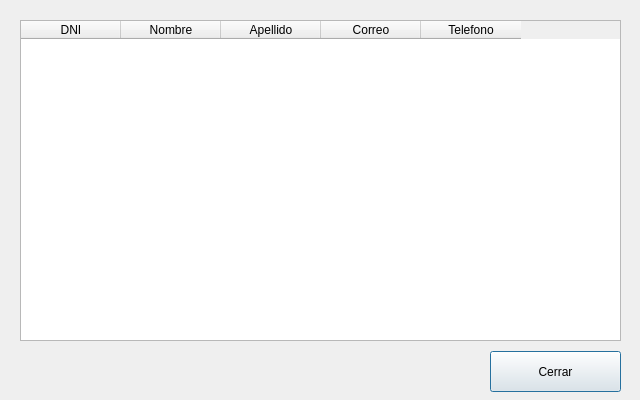
First picture: the form in profesores.ui, repository Martinlop2001/PROYECTO-MASIVO, before the edit.
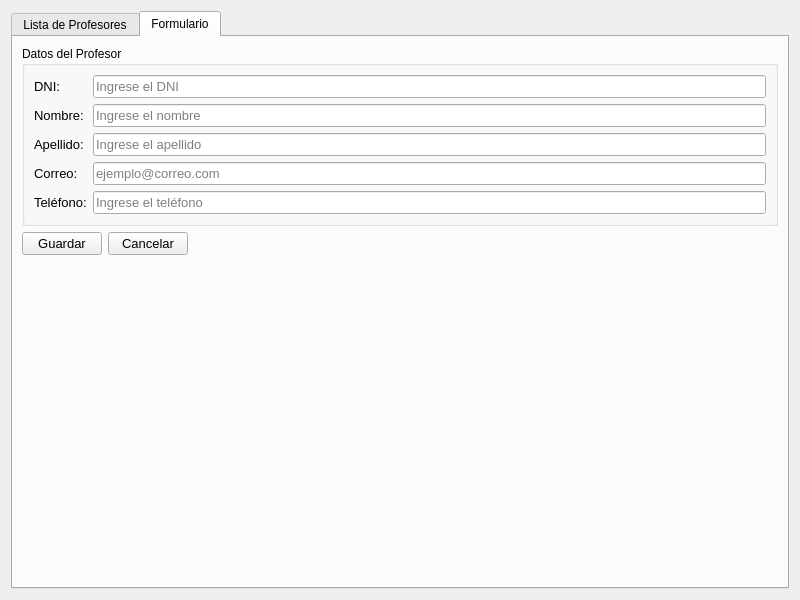
Second picture: the form after the edit.

Commit message: Se agrega la funcionalidad para poder administrar profesores.

The edit to the form file:
```diff
--- a/profesores.ui
+++ b/profesores.ui
@@ -6,70 +6,313 @@
    <rect>
     <x>0</x>
     <y>0</y>
-    <width>640</width>
-    <height>400</height>
+    <width>800</width>
+    <height>600</height>
    </rect>
   </property>
   <property name="minimumSize">
    <size>
-    <width>640</width>
-    <height>400</height>
+    <width>800</width>
+    <height>600</height>
    </size>
   </property>
   <property name="windowTitle">
    <string>Profesores</string>
   </property>
-  <widget class="QPushButton" name="btnCerrar">
-   <property name="geometry">
-    <rect>
-     <x>490</x>
-     <y>351</y>
-     <width>131</width>
-     <height>41</height>
-    </rect>
-   </property>
-   <property name="text">
-    <string>Cerrar</string>
-   </property>
-  </widget>
-  <widget class="QTableWidget" name="tlbProfesores">
-   <property name="geometry">
-    <rect>
-     <x>20</x>
-     <y>20</y>
-     <width>601</width>
-     <height>321</height>
-    </rect>
-   </property>
-   <property name="columnCount">
-    <number>5</number>
-   </property>
-   <column>
-    <property name="text">
-     <string>DNI</string>
-    </property>
-   </column>
-   <column>
-    <property name="text">
-     <string>Nombre</string>
-    </property>
-   </column>
-   <column>
-    <property name="text">
-     <string>Apellido</string>
-    </property>
-   </column>
-   <column>
-    <property name="text">
-     <string>Correo</string>
-    </property>
-   </column>
-   <column>
-    <property name="text">
-     <string>Telefono</string>
-    </property>
-   </column>
-  </widget>
+  <layout class="QVBoxLayout" name="verticalLayout">
+   <item>
+    <widget class="QTabWidget" name="tabWidget">
+     <property name="currentIndex">
+      <number>1</number>
+     </property>
+     <widget class="QWidget" name="tabLista">
+      <attribute name="title">
+       <string>Lista de Profesores</string>
+      </attribute>
+      <layout class="QVBoxLayout" name="verticalLayout_2">
+       <item>
+        <widget class="QTableWidget" name="tlbProfesores">
+         <property name="alternatingRowColors">
+          <bool>true</bool>
+         </property>
+         <property name="selectionBehavior">
+          <enum>QAbstractItemView::SelectRows</enum>
+         </property>
+         <property name="sortingEnabled">
+          <bool>true</bool>
+         </property>
+         <column>
+          <property name="text">
+           <string>DNI</string>
+          </property>
+         </column>
+         <column>
+          <property name="text">
+           <string>Nombre</string>
+          </property>
+         </column>
+         <column>
+          <property name="text">
+           <string>Apellido</string>
+          </property>
+         </column>
+         <column>
+          <property name="text">
+           <string>Correo</string>
+          </property>
+         </column>
+         <column>
+          <property name="text">
+           <string>Teléfono</string>
+          </property>
+         </column>
+        </widget>
+       </item>
+       <item>
+        <layout class="QHBoxLayout" name="horizontalLayout">
+         <item>
+          <widget class="QPushButton" name="btnAgregar">
+           <property name="text">
+            <string>Agregar Profesor</string>
+           </property>
+          </widget>
+         </item>
+         <item>
+          <widget class="QPushButton" name="btnEditar">
+           <property name="text">
+            <string>Editar Profesor</string>
+           </property>
+          </widget>
+         </item>
+         <item>
+          <widget class="QPushButton" name="btnEliminar">
+           <property name="text">
+            <string>Eliminar Profesor</string>
+           </property>
+          </widget>
+         </item>
+         <item>
+          <spacer name="horizontalSpacer">
+           <property name="orientation">
+            <enum>Qt::Horizontal</enum>
+           </property>
+           <property name="sizeHint" stdset="0">
+            <size>
+             <width>40</width>
+             <height>20</height>
+            </size>
+           </property>
+          </spacer>
+         </item>
+         <item>
+          <widget class="QPushButton" name="btnCerrar">
+           <property name="text">
+            <string>Cerrar</string>
+           </property>
+          </widget>
+         </item>
+        </layout>
+       </item>
+      </layout>
+     </widget>
+     <widget class="QWidget" name="tabFormulario">
+      <attribute name="title">
+       <string>Formulario</string>
+      </attribute>
+      <layout class="QVBoxLayout" name="verticalLayout_3">
+       <item>
+        <widget class="QGroupBox" name="groupBox">
+         <property name="font">
+          <font>
+           <pointsize>9</pointsize>
+          </font>
+         </property>
+         <property name="title">
+          <string>Datos del Profesor</string>
+         </property>
+         <layout class="QFormLayout" name="formLayout">
+          <item row="0" column="0">
+           <widget class="QLabel" name="label">
+            <property name="font">
+             <font>
+              <pointsize>10</pointsize>
+             </font>
+            </property>
+            <property name="text">
+             <string>DNI:</string>
+            </property>
+           </widget>
+          </item>
+          <item row="0" column="1">
+           <widget class="QLineEdit" name="txtDNI">
+            <property name="font">
+             <font>
+              <pointsize>10</pointsize>
+             </font>
+            </property>
+            <property name="placeholderText">
+             <string>Ingrese el DNI</string>
+            </property>
+           </widget>
+          </item>
+          <item row="1" column="0">
+           <widget class="QLabel" name="label_2">
+            <property name="font">
+             <font>
+              <pointsize>10</pointsize>
+             </font>
+            </property>
+            <property name="text">
+             <string>Nombre:</string>
+            </property>
+           </widget>
+          </item>
+          <item row="1" column="1">
+           <widget class="QLineEdit" name="txtNombre">
+            <property name="font">
+             <font>
+              <pointsize>10</pointsize>
+             </font>
+            </property>
+            <property name="placeholderText">
+             <string>Ingrese el nombre</string>
+            </property>
+           </widget>
+          </item>
+          <item row="2" column="0">
+           <widget class="QLabel" name="label_3">
+            <property name="font">
+             <font>
+              <pointsize>10</pointsize>
+             </font>
+            </property>
+            <property name="text">
+             <string>Apellido:</string>
+            </property>
+           </widget>
+          </item>
+          <item row="2" column="1">
+           <widget class="QLineEdit" name="txtApellido">
+            <property name="font">
+             <font>
+              <pointsize>10</pointsize>
+             </font>
+            </property>
+            <property name="placeholderText">
+             <string>Ingrese el apellido</string>
+            </property>
+           </widget>
+          </item>
+          <item row="3" column="0">
+           <widget class="QLabel" name="label_4">
+            <property name="font">
+             <font>
+              <pointsize>10</pointsize>
+             </font>
+            </property>
+            <property name="text">
+             <string>Correo:</string>
+            </property>
+           </widget>
+          </item>
+          <item row="3" column="1">
+           <widget class="QLineEdit" name="txtCorreo">
+            <property name="font">
+             <font>
+              <pointsize>10</pointsize>
+             </font>
+            </property>
+            <property name="placeholderText">
+             <string>ejemplo@correo.com</string>
+            </property>
+           </widget>
+          </item>
+          <item row="4" column="0">
+           <widget class="QLabel" name="label_5">
+            <property name="font">
+             <font>
+              <pointsize>10</pointsize>
+             </font>
+            </property>
+            <property name="text">
+             <string>Teléfono:</string>
+            </property>
+           </widget>
+          </item>
+          <item row="4" column="1">
+           <widget class="QLineEdit" name="txtTelefono">
+            <property name="font">
+             <font>
+              <pointsize>10</pointsize>
+             </font>
+            </property>
+            <property name="placeholderText">
+             <string>Ingrese el teléfono</string>
+            </property>
+           </widget>
+          </item>
+         </layout>
+        </widget>
+       </item>
+       <item>
+        <layout class="QHBoxLayout" name="horizontalLayout_2">
+         <item>
+          <widget class="QPushButton" name="btnGuardar">
+           <property name="font">
+            <font>
+             <pointsize>10</pointsize>
+            </font>
+           </property>
+           <property name="text">
+            <string>Guardar</string>
+           </property>
+          </widget>
+         </item>
+         <item>
+          <widget class="QPushButton" name="btnCancelar">
+           <property name="font">
+            <font>
+             <pointsize>10</pointsize>
+            </font>
+           </property>
+           <property name="text">
+            <string>Cancelar</string>
+           </property>
+          </widget>
+         </item>
+         <item>
+          <spacer name="horizontalSpacer_2">
+           <property name="orientation">
+            <enum>Qt::Horizontal</enum>
+           </property>
+           <property name="sizeHint" stdset="0">
+            <size>
+             <width>40</width>
+             <height>20</height>
+            </size>
+           </property>
+          </spacer>
+         </item>
+        </layout>
+       </item>
+       <item>
+        <spacer name="verticalSpacer">
+         <property name="orientation">
+          <enum>Qt::Vertical</enum>
+         </property>
+         <property name="sizeHint" stdset="0">
+          <size>
+           <width>20</width>
+           <height>40</height>
+          </size>
+         </property>
+        </spacer>
+       </item>
+      </layout>
+     </widget>
+    </widget>
+   </item>
+  </layout>
  </widget>
  <resources/>
  <connections/>
```
Left out of the diff: 2 changed lines with no effect on the pictures. The commit also changes 13 other files.
